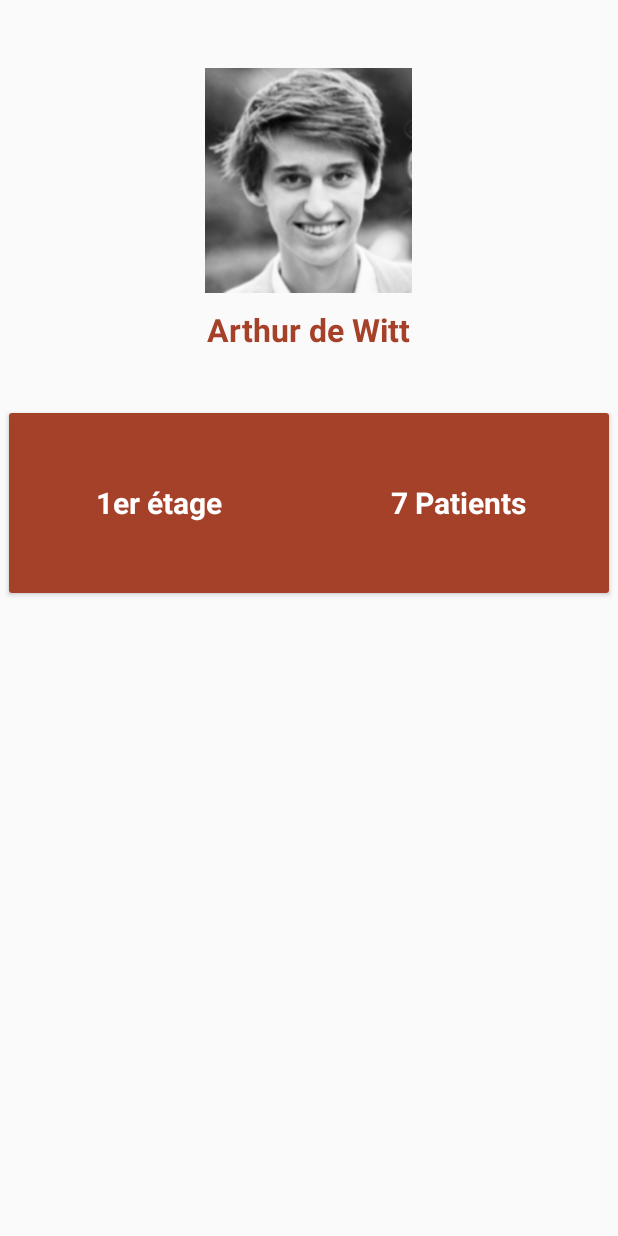
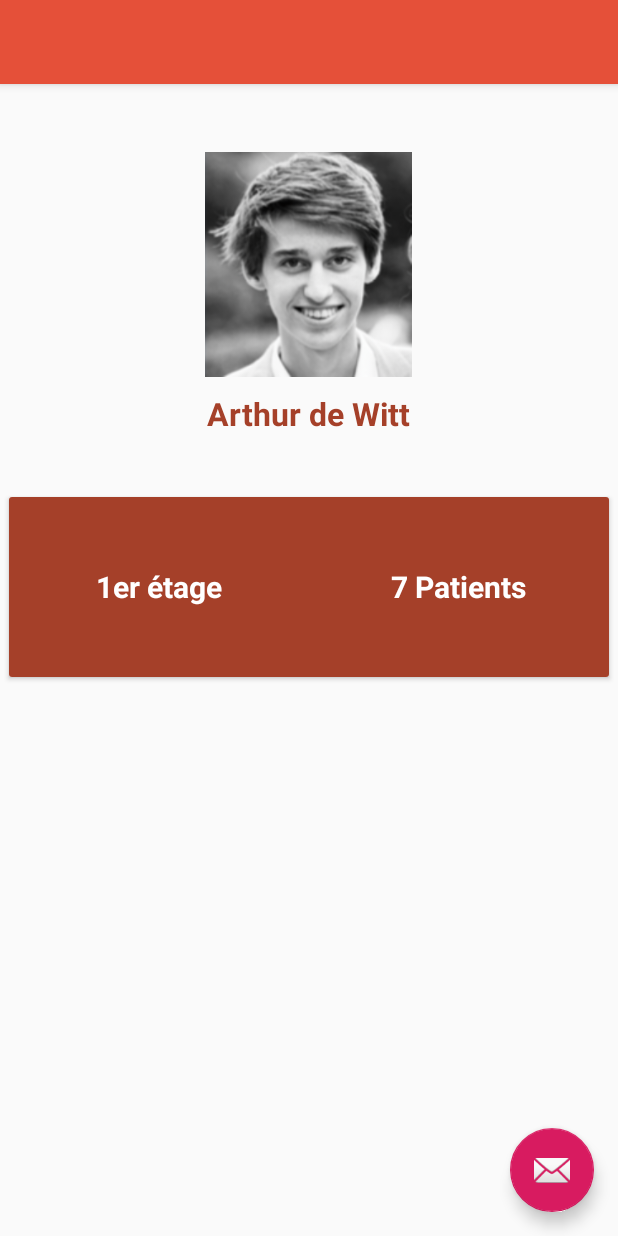
Before and after one commit to camsou/pfe_github, an Android app: the layout my_account.xml on its own in the app's theme, with its tools: preview values and no code run, on a phone screen of 412 x 824 dp. Run offline under Robolectric (Android 15) with nearby library versions, the light colour scheme and no system bars.

Commit message:
Drawer: Add link between activities with drawer

```diff
--- a/DetectnAlert/app/src/main/AndroidManifest.xml
+++ b/DetectnAlert/app/src/main/AndroidManifest.xml
@@ -29,10 +29,12 @@
             android:theme="@style/AppTheme.NoActionBar" />
         <activity
             android:name=".NewAccountActivity"
-            android:label="NewAccountActivity" />
+            android:label="NewAccountActivity"
+            android:theme="@style/AppTheme.NoActionBar" />
         <activity
             android:name=".MyAccountActivity"
-            android:label="MyAccountActivity" />
+            android:label="MyAccountActivity"
+            android:theme="@style/AppTheme.NoActionBar" />
     </application>
 
 </manifest>
--- a/DetectnAlert/app/src/main/java/com/example/camil/detectnalert/MainActivity.java
+++ b/DetectnAlert/app/src/main/java/com/example/camil/detectnalert/MainActivity.java
@@ -5,6 +5,7 @@ import android.content.ClipData;
 import android.content.Intent;
 import android.media.SoundPool;
 import android.os.Bundle;
+import android.support.annotation.LayoutRes;
 import android.support.annotation.NonNull;
 import android.support.design.widget.FloatingActionButton;
 import android.support.design.widget.Snackbar;
@@ -35,10 +36,22 @@ public class MainActivity extends AppCompatActivity
     protected void onCreate(Bundle savedInstanceState) {
         super.onCreate(savedInstanceState);
         setContentView(R.layout.activity_main);
+    }
+
+    @Override
+    public void setContentView(@LayoutRes int layoutResID)
+    {
+        super.setContentView(layoutResID);
+        onCreateDrawer() ;
+    }
+
+    protected void onCreateDrawer() {
         Toolbar toolbar = (Toolbar) findViewById(R.id.toolbar);
-        setSupportActionBar(toolbar);
+        //setSupportActionBar(toolbar);
 
         FloatingActionButton fab = (FloatingActionButton) findViewById(R.id.fab);
+        if (fab != null)
+        {
             fab.setOnClickListener(new View.OnClickListener() {
                 @Override
                 public void onClick(View view) {
@@ -46,6 +59,7 @@ public class MainActivity extends AppCompatActivity
                             .setAction("Action", null).show();
                 }
             });
+        }
 
         DrawerLayout drawer = (DrawerLayout) findViewById(R.id.drawer_layout);
         ActionBarDrawerToggle toggle = new ActionBarDrawerToggle(
@@ -56,17 +70,19 @@ public class MainActivity extends AppCompatActivity
         NavigationView navigationView = (NavigationView) findViewById(R.id.nav_view);
         navigationView.setNavigationItemSelectedListener(this);
 
+
         Button logTokenButton = findViewById(R.id.logTokenButton);
+
+        if(logTokenButton != null) {
             logTokenButton.setOnClickListener(new View.OnClickListener() {
                 @Override
                 public void onClick(View v) {
                     // Get token
                     FirebaseInstanceId.getInstance().getInstanceId().addOnCompleteListener(new OnCompleteListener<InstanceIdResult>() {
                         @Override
-                    public void onComplete(@NonNull Task<InstanceIdResult> task)
-                    {
+                        public void onComplete(@NonNull Task<InstanceIdResult> task) {
                             if (!task.isSuccessful()) {
-                            Log.w( "getInstanceId failed", task.getException());
+                                Log.w("getInstanceId failed", task.getException());
                                 return;
                             }
 
@@ -79,6 +95,7 @@ public class MainActivity extends AppCompatActivity
                     });
                 }
             });
+        }
     }
 
     @Override
--- a/DetectnAlert/app/src/main/java/com/example/camil/detectnalert/MyAccountActivity.java
+++ b/DetectnAlert/app/src/main/java/com/example/camil/detectnalert/MyAccountActivity.java
@@ -3,11 +3,12 @@ package com.example.camil.detectnalert;
 import android.os.Bundle;
 import android.support.v7.app.AppCompatActivity;
 
-public class MyAccountActivity extends AppCompatActivity {
+public class MyAccountActivity extends MainActivity {
 
     @Override
     protected void onCreate(Bundle savedInstanceState) {
         super.onCreate(savedInstanceState);
         setContentView(R.layout.my_account);
+        super.onCreateDrawer();
     }
 }
--- /dev/null
+++ b/DetectnAlert/app/src/main/res/layout/app_bar_my_account.xml
@@ -0,0 +1,33 @@
+<?xml version="1.0" encoding="utf-8"?>
+<android.support.design.widget.CoordinatorLayout xmlns:android="http://schemas.android.com/apk/res/android"
+    xmlns:app="http://schemas.android.com/apk/res-auto"
+    xmlns:tools="http://schemas.android.com/tools"
+    android:layout_width="match_parent"
+    android:layout_height="match_parent"
+    tools:context=".MainActivity">
+
+    <android.support.design.widget.AppBarLayout
+        android:layout_width="match_parent"
+        android:layout_height="wrap_content"
+        android:theme="@style/AppTheme.AppBarOverlay">
+
+        <android.support.v7.widget.Toolbar
+            android:id="@+id/toolbar"
+            android:layout_width="match_parent"
+            android:layout_height="?attr/actionBarSize"
+            android:background="@color/colorRed"
+            app:popupTheme="@style/AppTheme.PopupOverlay" />
+
+    </android.support.design.widget.AppBarLayout>
+
+    <include layout="@layout/content_my_account" />
+
+    <android.support.design.widget.FloatingActionButton
+        android:id="@+id/fab"
+        android:layout_width="wrap_content"
+        android:layout_height="wrap_content"
+        android:layout_gravity="bottom|end"
+        android:layout_margin="@dimen/fab_margin"
+        app:srcCompat="@android:drawable/ic_dialog_email" />
+
+</android.support.design.widget.CoordinatorLayout>
--- /dev/null
+++ b/DetectnAlert/app/src/main/res/layout/content_my_account.xml
@@ -0,0 +1,81 @@
+<?xml version="1.0" encoding="utf-8"?>
+<android.support.constraint.ConstraintLayout xmlns:android="http://schemas.android.com/apk/res/android"
+    xmlns:app="http://schemas.android.com/apk/res-auto"
+    xmlns:tools="http://schemas.android.com/tools"
+    android:layout_width="match_parent"
+    android:layout_height="match_parent"
+    app:layout_behavior="@string/appbar_scrolling_view_behavior"
+    tools:context=".MainActivity"
+    tools:showIn="@layout/app_bar_my_account">
+
+    <RelativeLayout
+        android:layout_width="match_parent"
+        android:layout_height="405dp">
+        <LinearLayout
+            android:layout_width="match_parent"
+            android:layout_height="350dp"
+            android:orientation="vertical">
+            <ImageView
+                android:layout_marginTop="45dp"
+                android:layout_gravity="center_horizontal"
+                android:layout_width="150dp"
+                android:layout_height="150dp"
+                android:src="@drawable/photoprofil"/>
+            <TextView
+                android:layout_marginTop="10dp"
+                android:layout_gravity="center_horizontal"
+                android:layout_width="wrap_content"
+                android:layout_height="wrap_content"
+                android:text="Arthur de Witt"
+                android:textColor="@color/colorPrimary"
+                android:textStyle="bold"
+                android:textSize="21sp"/>
+        </LinearLayout>
+        <android.support.v7.widget.CardView
+            android:layout_width="400dp"
+            android:layout_height="120dp"
+            android:layout_centerHorizontal="true"
+            android:layout_marginTop="275dp">
+            <LinearLayout
+                android:layout_width="match_parent"
+                android:layout_height="match_parent"
+                android:orientation="horizontal"
+                android:weightSum="2"
+                android:baselineAligned="false">
+                <LinearLayout
+                    android:gravity="center"
+                    android:orientation="vertical"
+                    android:layout_width="0dp"
+                    android:layout_weight="1"
+                    android:layout_height="match_parent"
+                    android:background="@color/colorPrimary">
+                    <TextView
+                        android:layout_width="wrap_content"
+                        android:layout_height="wrap_content"
+                        android:text="1er étage"
+                        android:textSize="20sp"
+                        android:textStyle="bold"
+                        android:textColor="@color/white"/>
+                </LinearLayout>
+                <LinearLayout
+                    android:gravity="center"
+                    android:orientation="vertical"
+                    android:layout_width="0dp"
+                    android:layout_weight="1"
+                    android:layout_height="match_parent"
+                    android:background="@color/colorPrimary">
+                    <TextView
+                        android:layout_width="wrap_content"
+                        android:layout_height="wrap_content"
+                        android:text="7 Patients"
+                        android:textStyle="bold"
+                        android:textSize="20sp"
+                        android:textColor="@color/white"
+                        />
+                </LinearLayout>
+            </LinearLayout>
+
+        </android.support.v7.widget.CardView>
+    </RelativeLayout>
+
+</android.support.constraint.ConstraintLayout>
--- a/DetectnAlert/app/src/main/res/layout/my_account.xml
+++ b/DetectnAlert/app/src/main/res/layout/my_account.xml
@@ -1,80 +1,27 @@
 <?xml version="1.0" encoding="utf-8"?>
-<android.support.constraint.ConstraintLayout xmlns:android="http://schemas.android.com/apk/res/android"
+<android.support.v4.widget.DrawerLayout xmlns:android="http://schemas.android.com/apk/res/android"
     xmlns:app="http://schemas.android.com/apk/res-auto"
-    xmlns:tools="http://schemas.android.com/tools"
+    android:id="@+id/drawer_layout"
     android:layout_width="match_parent"
-    android:layout_height="match_parent"
-    app:layout_behavior="@string/appbar_scrolling_view_behavior"
-    tools:context=".MainActivity">
+    android:layout_height="match_parent">
 
-    <RelativeLayout
+    <!-- Includes the app_bar_my_account layout to handle the normal content
+         (without the drawer) -->
+    <include
+        layout="@layout/app_bar_my_account"
         android:layout_width="match_parent"
-        android:layout_height="405dp">
-        <LinearLayout
-            android:layout_width="match_parent"
-            android:layout_height="350dp"
-            android:orientation="vertical">
-            <ImageView
-                android:layout_marginTop="45dp"
-                android:layout_gravity="center_horizontal"
-                android:layout_width="150dp"
-                android:layout_height="150dp"
-                android:src="@drawable/photoprofil"/>
-            <TextView
-                android:layout_marginTop="10dp"
-                android:layout_gravity="center_horizontal"
-                android:layout_width="wrap_content"
-                android:layout_height="wrap_content"
-                android:text="Arthur de Witt"
-                android:textColor="@color/colorPrimary"
-                android:textStyle="bold"
-                android:textSize="21sp"/>
-        </LinearLayout>
-        <android.support.v7.widget.CardView
-            android:layout_width="400dp"
-            android:layout_height="120dp"
-            android:layout_centerHorizontal="true"
-            android:layout_marginTop="275dp">
-            <LinearLayout
-                android:layout_width="match_parent"
-                android:layout_height="match_parent"
-                android:orientation="horizontal"
-                android:weightSum="2"
-                android:baselineAligned="false">
-                <LinearLayout
-                    android:gravity="center"
-                    android:orientation="vertical"
-                    android:layout_width="0dp"
-                    android:layout_weight="1"
-                    android:layout_height="match_parent"
-                    android:background="@color/colorPrimary">
-                    <TextView
-                        android:layout_width="wrap_content"
-                        android:layout_height="wrap_content"
-                        android:text="1er étage"
-                        android:textSize="20sp"
-                        android:textStyle="bold"
-                        android:textColor="@color/white"/>
-                </LinearLayout>
-                <LinearLayout
-                    android:gravity="center"
-                    android:orientation="vertical"
-                    android:layout_width="0dp"
-                    android:layout_weight="1"
-                    android:layout_height="match_parent"
-                    android:background="@color/colorPrimary">
-                    <TextView
-                        android:layout_width="wrap_content"
-                        android:layout_height="wrap_content"
-                        android:text="7 Patients"
-                        android:textStyle="bold"
-                        android:textSize="20sp"
-                        android:textColor="@color/white"
-                        />
-                </LinearLayout>
-            </LinearLayout>
+        android:layout_height="match_parent" />
 
-        </android.support.v7.widget.CardView>
-    </RelativeLayout>
+    <!-- Handles the drawer itself
+         app:menu         the layout that handles the menu inside the drawer
+         app:headerLayout the layout that handles the header above the drawer -->
+    <android.support.design.widget.NavigationView
+        android:id="@+id/nav_view"
+        android:layout_width="wrap_content"
+        android:layout_height="match_parent"
+        android:layout_gravity="start"
+        android:fitsSystemWindows="true"
+        app:headerLayout="@layout/nav_header_main"
+        app:menu="@menu/activity_main_drawer" />
 
-</android.support.constraint.ConstraintLayout>
+</android.support.v4.widget.DrawerLayout>
--- a/DetectnAlert/app/src/main/res/values-v21/styles.xml
+++ b/DetectnAlert/app/src/main/res/values-v21/styles.xml
@@ -3,6 +3,6 @@
     <style name="AppTheme.NoActionBar">
         <item name="windowActionBar">false</item>
         <item name="windowNoTitle">true</item>
-        <item name="android:statusBarColor">@android:color/transparent</item>
+        <!--<item name="android:statusBarColor">@android:color/transparent</item>-->
     </style>
 </resources>
```
Lines whose indentation alone changed are shown as unchanged.
